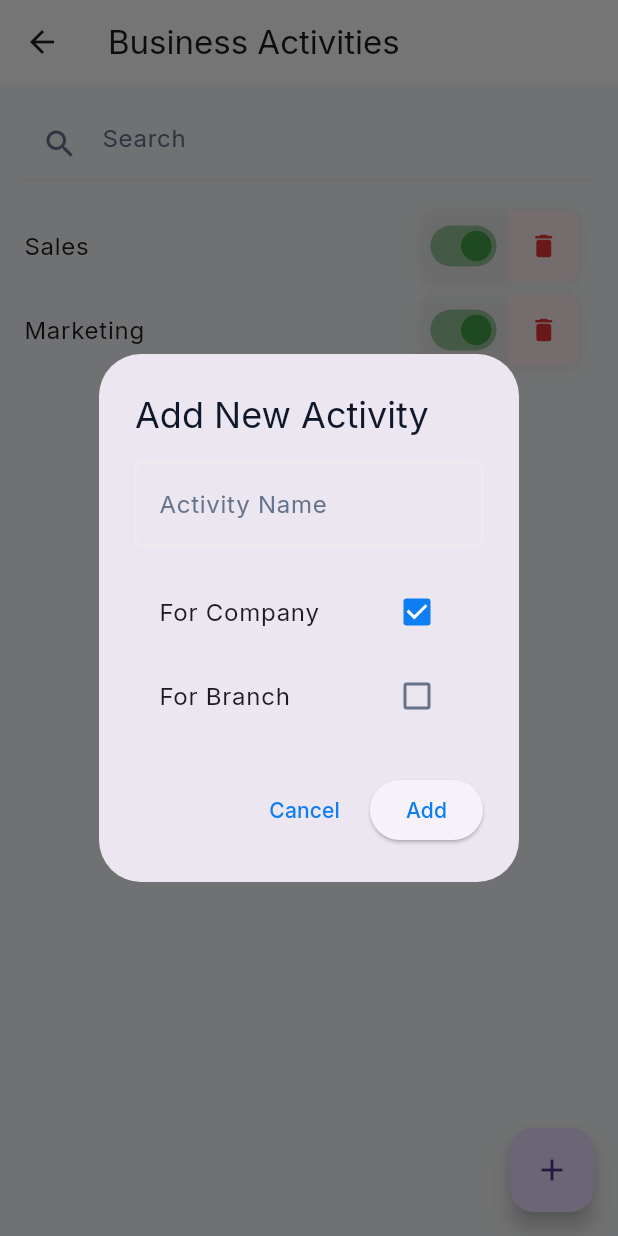
After one commit to Notetech-Software-Kerala/VoiceFirst_Admin_Flutter, a Flutter app: the ViewBusinessActivityPage screen opened directly, after a tap on the "add" icon, on a phone screen of 412 x 824 dp. The commit adds this screen. Run offline on Flutter 3.47's test engine with Material 3 defaults, Android fonts, the phone set to English and light mode, and no system bars; our stand-ins replace flutter_riverpod, google_fonts, riverpod_annotation; generated files the repository leaves out were written again; network calls fail.

Commit message:
business activity basic design,add,delete

```diff
--- /dev/null
+++ b/lib/features/Business_activity/models/business_activity_model.dart
@@ -0,0 +1,31 @@
+class BusinessActivity {
+  final String id;
+  final String activityName;
+  final bool isForCompany;
+  final bool isForBranch;
+  final bool status;
+
+  BusinessActivity({
+    required this.id,
+    required this.activityName,
+    required this.isForCompany,
+    required this.isForBranch,
+    required this.status,
+  });
+
+  BusinessActivity copyWith({
+    String? id,
+    String? activityName,
+    bool? isForCompany,
+    bool? isForBranch,
+    bool? status,
+  }) {
+    return BusinessActivity(
+      id: id ?? this.id,
+      activityName: activityName ?? this.activityName,
+      isForCompany: isForCompany ?? this.isForCompany,
+      isForBranch: isForBranch ?? this.isForBranch,
+      status: status ?? this.status,
+    );
+  }
+}
--- /dev/null
+++ b/lib/features/Business_activity/presentation/pages/view_business_activity.dart
@@ -0,0 +1,191 @@
+import 'package:flutter/material.dart';
+import 'package:flutter_riverpod/flutter_riverpod.dart';
+import 'package:voice_first_admin/features/Business_activity/models/business_activity_model.dart';
+import '../providers/business_activity_provider.dart';
+import '../widgets/business_activity_dialog.dart';
+
+class ViewBusinessActivityPage extends ConsumerWidget {
+  const ViewBusinessActivityPage({super.key});
+
+  void _showDialog(
+    BuildContext context,
+    WidgetRef ref, {
+    BusinessActivity? activity,
+  }) {
+    showDialog(
+      context: context,
+      builder: (context) => BusinessActivityDialog(
+        activity: activity,
+        onSave: (newActivity) {
+          final notifier = ref.read(businessActivityProvider.notifier);
+          if (activity != null) {
+            notifier.update(newActivity);
+          } else {
+            notifier.add(newActivity);
+          }
+        },
+      ),
+    );
+  }
+
+  void _showDeleteConfirmation(BuildContext context, WidgetRef ref, String id) {
+    showDialog(
+      context: context,
+      builder: (context) => AlertDialog(
+        title: const Text('Delete Activity?'),
+        content: const Text('This action cannot be undone.'),
+        actions: [
+          TextButton(
+            onPressed: () => Navigator.pop(context),
+            child: const Text('Cancel'),
+          ),
+          ElevatedButton(
+            onPressed: () {
+              ref.read(businessActivityProvider.notifier).delete(id);
+              Navigator.pop(context);
+            },
+            style: ElevatedButton.styleFrom(backgroundColor: Colors.red),
+            child: const Text('Delete', style: TextStyle(color: Colors.white)),
+          ),
+        ],
+      ),
+    );
+  }
+
+  @override
+  Widget build(BuildContext context, WidgetRef ref) {
+    final state = ref.watch(businessActivityProvider);
+    final notifier = ref.read(businessActivityProvider.notifier);
+
+    return Scaffold(
+      appBar: AppBar(
+        title: Text(
+          state.isMultiSelect
+              ? '${state.selectedIds.length} selected'
+              : 'Business Activities',
+        ),
+        actions: state.isMultiSelect
+            ? [
+                IconButton(
+                  icon: const Icon(Icons.delete),
+                  onPressed: notifier.deleteSelected,
+                ),
+              ]
+            : [],
+      ),
+      body: Column(
+        children: [
+          Padding(
+            padding: const EdgeInsets.all(16),
+            child: TextField(
+              onChanged: notifier.search,
+              decoration: const InputDecoration(
+                hintText: 'Search',
+                prefixIcon: Icon(Icons.search),
+              ),
+            ),
+          ),
+          Expanded(
+            child: ListView.builder(
+              itemCount: state.filtered.length,
+              itemBuilder: (_, i) {
+                final a = state.filtered[i];
+                final selected = state.selectedIds.contains(a.id);
+
+                return ListTile(
+                  title: Text(a.activityName),
+                  leading: state.isMultiSelect
+                      ? Checkbox(
+                          value: selected,
+                          onChanged: (_) => notifier.toggleSelection(a.id),
+                        )
+                      : null,
+                  trailing: Row(
+                    mainAxisSize: MainAxisSize.min,
+                    children: [
+                      Container(
+                        decoration: BoxDecoration(
+                          border: Border.all(
+                            color: Colors.grey.shade200,
+                            width: 1.5,
+                          ),
+                          borderRadius: BorderRadius.circular(12),
+                          boxShadow: [
+                            BoxShadow(
+                              color: Colors.black.withOpacity(0.05),
+                              blurRadius: 4,
+                              offset: const Offset(0, 2),
+                            ),
+                          ],
+                        ),
+                        child: Row(
+                          mainAxisSize: MainAxisSize.min,
+                          children: [
+                            Container(
+                              width: 56,
+                              padding: const EdgeInsets.symmetric(
+                                horizontal: 4,
+                              ),
+                              child: Transform.scale(
+                                scale: 0.85,
+                                child: Switch(
+                                  value: a.status,
+                                  onChanged: (val) =>
+                                      notifier.toggleStatus(a.id, val),
+                                  activeColor: Colors.green.shade600,
+                                  inactiveThumbColor: Colors.grey.shade400,
+                                  materialTapTargetSize:
+                                      MaterialTapTargetSize.shrinkWrap,
+                                ),
+                              ),
+                            ),
+                            Container(
+                              width: 1.5,
+                              height: 28,
+                              color: Colors.grey.shade200,
+                            ),
+                            Container(
+                              width: 48,
+                              height: 48,
+                              decoration: BoxDecoration(
+                                borderRadius: const BorderRadius.only(
+                                  topRight: Radius.circular(11),
+                                  bottomRight: Radius.circular(11),
+                                ),
+                                color: Colors.red.shade50,
+                              ),
+                              child: IconButton(
+                                icon: Icon(
+                                  Icons.delete_rounded,
+                                  color: Colors.red.shade600,
+                                  size: 20,
+                                ),
+                                padding: EdgeInsets.zero,
+                                onPressed: () =>
+                                    _showDeleteConfirmation(context, ref, a.id),
+                                splashColor: Colors.red.withOpacity(0.2),
+                                highlightColor: Colors.red.withOpacity(0.1),
+                              ),
+                            ),
+                          ],
+                        ),
+                      ),
+                    ],
+                  ),
+                  onLongPress: () => notifier.toggleSelection(a.id),
+                  onTap: state.isMultiSelect
+                      ? null
+                      : () => _showDialog(context, ref, activity: a),
+                );
+              },
+            ),
+          ),
+        ],
+      ),
+      floatingActionButton: FloatingActionButton(
+        onPressed: () => _showDialog(context, ref),
+        child: const Icon(Icons.add),
+      ),
+    );
+  }
+}
--- /dev/null
+++ b/lib/features/Business_activity/presentation/providers/business_activity_notifier.dart
@@ -0,0 +1,114 @@
+import 'package:flutter_riverpod/flutter_riverpod.dart';
+import 'package:flutter_riverpod/legacy.dart';
+import 'package:voice_first_admin/features/Business_activity/models/business_activity_model.dart';
+import 'business_activity_state.dart';
+
+class BusinessActivityNotifier extends StateNotifier<BusinessActivityState> {
+  BusinessActivityNotifier() : super(BusinessActivityState.initial()) {
+    _loadStaticData();
+  }
+
+  void _loadStaticData() {
+    final data = <BusinessActivity>[
+      BusinessActivity(
+        id: '1',
+        activityName: 'Sales',
+        isForCompany: true,
+        isForBranch: true,
+        status: true,
+      ),
+      BusinessActivity(
+        id: '2',
+        activityName: 'Marketing',
+        isForCompany: true,
+        isForBranch: false,
+        status: true,
+      ),
+    ];
+
+    state = state.copyWith(activities: data, filtered: data);
+  }
+
+  // 🔍 Search
+  void search(String query) {
+    final filtered = query.isEmpty
+        ? state.activities
+        : state.activities
+              .where(
+                (a) =>
+                    a.activityName.toLowerCase().contains(query.toLowerCase()),
+              )
+              .toList();
+
+    state = state.copyWith(search: query, filtered: filtered);
+  }
+
+  // ➕ Add
+  void add(BusinessActivity activity) {
+    final list = [...state.activities, activity];
+    state = state.copyWith(activities: list, filtered: _applyFilter(list));
+  }
+
+  // ✏️ Update
+  void update(BusinessActivity updated) {
+    final list = state.activities
+        .map((a) => a.id == updated.id ? updated : a)
+        .toList();
+
+    state = state.copyWith(activities: list, filtered: _applyFilter(list));
+  }
+
+  // 🔄 Status
+  void toggleStatus(String id, bool status) {
+    final list = state.activities
+        .map((a) => a.id == id ? a.copyWith(status: status) : a)
+        .toList();
+
+    state = state.copyWith(activities: list, filtered: _applyFilter(list));
+  }
+
+  // ❌ Delete
+  void delete(String id) {
+    final list = state.activities.where((a) => a.id != id).toList();
+    state = state.copyWith(activities: list, filtered: _applyFilter(list));
+  }
+
+  void deleteSelected() {
+    final list = state.activities
+        .where((a) => !state.selectedIds.contains(a.id))
+        .toList();
+
+    state = state.copyWith(
+      activities: list,
+      filtered: _applyFilter(list),
+      selectedIds: {},
+      isMultiSelect: false,
+    );
+  }
+
+  // ☑️ Selection
+  void toggleSelection(String id) {
+    final selected = {...state.selectedIds};
+    selected.contains(id) ? selected.remove(id) : selected.add(id);
+
+    state = state.copyWith(
+      selectedIds: selected,
+      isMultiSelect: selected.isNotEmpty,
+    );
+  }
+
+  void clearSelection() {
+    state = state.copyWith(selectedIds: {}, isMultiSelect: false);
+  }
+
+  // 🔧 Helper
+  List<BusinessActivity> _applyFilter(List<BusinessActivity> list) {
+    if (state.search.isEmpty) return list;
+    return list
+        .where(
+          (a) =>
+              a.activityName.toLowerCase().contains(state.search.toLowerCase()),
+        )
+        .toList();
+  }
+}
--- /dev/null
+++ b/lib/features/Business_activity/presentation/providers/business_activity_provider.dart
@@ -0,0 +1,8 @@
+import 'package:flutter_riverpod/legacy.dart';
+import 'business_activity_notifier.dart';
+import 'business_activity_state.dart';
+
+final businessActivityProvider =
+    StateNotifierProvider<BusinessActivityNotifier, BusinessActivityState>(
+      (ref) => BusinessActivityNotifier(),
+    );
--- /dev/null
+++ b/lib/features/Business_activity/presentation/providers/business_activity_state.dart
@@ -0,0 +1,43 @@
+import 'package:voice_first_admin/features/Business_activity/models/business_activity_model.dart';
+
+class BusinessActivityState {
+  final List<BusinessActivity> activities;
+  final List<BusinessActivity> filtered;
+  final Set<String> selectedIds;
+  final bool isMultiSelect;
+  final String search;
+
+  BusinessActivityState({
+    required this.activities,
+    required this.filtered,
+    required this.selectedIds,
+    required this.isMultiSelect,
+    required this.search,
+  });
+
+  factory BusinessActivityState.initial() {
+    return BusinessActivityState(
+      activities: [],
+      filtered: [],
+      selectedIds: {},
+      isMultiSelect: false,
+      search: '',
+    );
+  }
+
+  BusinessActivityState copyWith({
+    List<BusinessActivity>? activities,
+    List<BusinessActivity>? filtered,
+    Set<String>? selectedIds,
+    bool? isMultiSelect,
+    String? search,
+  }) {
+    return BusinessActivityState(
+      activities: activities ?? this.activities,
+      filtered: filtered ?? this.filtered,
+      selectedIds: selectedIds ?? this.selectedIds,
+      isMultiSelect: isMultiSelect ?? this.isMultiSelect,
+      search: search ?? this.search,
+    );
+  }
+}
--- /dev/null
+++ b/lib/features/Business_activity/presentation/widgets/business_activity_dialog.dart
@@ -0,0 +1,108 @@
+import 'package:flutter/material.dart';
+import 'package:voice_first_admin/features/Business_activity/models/business_activity_model.dart';
+
+class BusinessActivityDialog extends StatefulWidget {
+  final BusinessActivity? activity;
+  final Function(BusinessActivity) onSave;
+
+  const BusinessActivityDialog({
+    super.key,
+    this.activity,
+    required this.onSave,
+  });
+
+  @override
+  State<BusinessActivityDialog> createState() => _BusinessActivityDialogState();
+}
+
+class _BusinessActivityDialogState extends State<BusinessActivityDialog> {
+  late TextEditingController _nameController;
+  late bool _isForCompany;
+  late bool _isForBranch;
+
+  @override
+  void initState() {
+    super.initState();
+    _nameController = TextEditingController(
+      text: widget.activity?.activityName ?? '',
+    );
+    _isForCompany = widget.activity?.isForCompany ?? true;
+    _isForBranch = widget.activity?.isForBranch ?? false;
+  }
+
+  @override
+  void dispose() {
+    _nameController.dispose();
+    super.dispose();
+  }
+
+  void _save() {
+    if (_nameController.text.isEmpty) {
+      ScaffoldMessenger.of(context).showSnackBar(
+        const SnackBar(content: Text('Activity name is required')),
+      );
+      return;
+    }
+
+    final activity = BusinessActivity(
+      id:
+          widget.activity?.id ??
+          DateTime.now().millisecondsSinceEpoch.toString(),
+      activityName: _nameController.text,
+      isForCompany: _isForCompany,
+      isForBranch: _isForBranch,
+      status: widget.activity?.status ?? true,
+    );
+
+    widget.onSave(activity);
+    Navigator.pop(context);
+  }
+
+  @override
+  Widget build(BuildContext context) {
+    final isEdit = widget.activity != null;
+
+    return AlertDialog(
+      title: Text(isEdit ? 'Edit Activity' : 'Add New Activity'),
+      content: SingleChildScrollView(
+        child: Column(
+          mainAxisSize: MainAxisSize.min,
+          children: [
+            TextField(
+              controller: _nameController,
+              decoration: const InputDecoration(
+                labelText: 'Activity Name',
+                border: OutlineInputBorder(),
+              ),
+            ),
+            const SizedBox(height: 16),
+            CheckboxListTile(
+              title: const Text('For Company'),
+              value: _isForCompany,
+              onChanged: (val) {
+                setState(() => _isForCompany = val ?? false);
+              },
+            ),
+            CheckboxListTile(
+              title: const Text('For Branch'),
+              value: _isForBranch,
+              onChanged: (val) {
+                setState(() => _isForBranch = val ?? false);
+              },
+            ),
+          ],
+        ),
+      ),
+      actions: [
+        TextButton(
+          onPressed: () => Navigator.pop(context),
+          child: const Text('Cancel'),
+        ),
+        ElevatedButton(
+          onPressed: _save,
+          child: Text(isEdit ? 'Update' : 'Add'),
+        ),
+      ],
+    );
+  }
+}
--- a/lib/main.dart
+++ b/lib/main.dart
@@ -1,6 +1,7 @@
 import 'package:flutter/material.dart';
 import 'package:flutter_riverpod/flutter_riverpod.dart';
 import 'package:voice_first_admin/core/theme/app_theme.dart';
+import 'package:voice_first_admin/features/Business_activity/models/business_activity_model.dart';
 import 'package:voice_first_admin/features/home/presentation/pages/home_page.dart';
 
 void main() {
--- a/pubspec.yaml
+++ b/pubspec.yaml
@@ -37,6 +37,7 @@ dependencies:
   google_fonts: ^6.3.3
   flutter_riverpod: ^3.1.0
   riverpod_annotation: ^4.0.0
+  dio: ^5.9.0
 
 dev_dependencies:
   flutter_test:
```
Also changed, not shown: lib/features/Business_activity/presentation/pages/add_business_activity.dart (added), lib/features/Business_activity/presentation/pages/edit_business_activity.dart (added), pubspec.lock.
